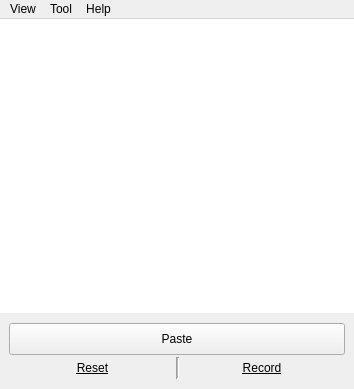
The window that src/ui/home.ui (LambolAlee/PasTk-Cpp) describes before a commit, drawn with Qt 5.
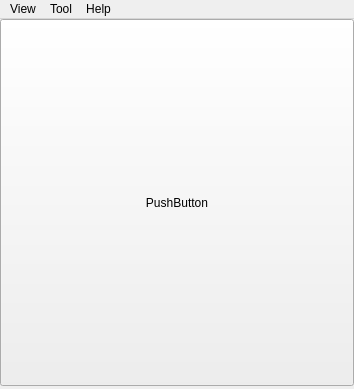
The same window after the commit. The open tabs and pages were chosen to show the change. Icons and pictures are not drawn. Custom widgets are drawn as their Qt base class.

The edit to the form file:
```diff
--- a/src/ui/home.ui
+++ b/src/ui/home.ui
@@ -16,7 +16,7 @@
   <widget class="QWidget" name="centralwidget">
    <layout class="QVBoxLayout" name="layout">
     <property name="spacing">
-     <number>5</number>
+     <number>3</number>
     </property>
     <property name="leftMargin">
      <number>0</number>
@@ -28,88 +28,71 @@
      <number>0</number>
     </property>
     <property name="bottomMargin">
-     <number>5</number>
+     <number>3</number>
     </property>
     <item>
-     <widget class="DetailListView" name="detailView">
-      <property name="frameShape">
-       <enum>QFrame::NoFrame</enum>
+     <widget class="QStackedWidget" name="stackedWidget">
+      <property name="currentIndex">
+       <number>1</number>
       </property>
-     </widget>
-    </item>
-    <item>
-     <widget class="QFrame" name="frame">
-      <layout class="QVBoxLayout" name="verticalLayout_2">
-       <property name="spacing">
-        <number>2</number>
-       </property>
-       <property name="topMargin">
-        <number>5</number>
-       </property>
-       <property name="bottomMargin">
-        <number>5</number>
-       </property>
-       <item>
-        <widget class="QPushButton" name="pasteButton">
-         <property name="minimumSize">
-          <size>
-           <width>0</width>
-           <height>32</height>
-          </size>
-         </property>
-         <property name="text">
-          <string>Paste</string>
-         </property>
-        </widget>
-       </item>
-       <item>
-        <layout class="QHBoxLayout" name="horizontalLayout">
-         <property name="spacing">
-          <number>0</number>
-         </property>
-         <item>
-          <widget class="QPushButton" name="resetButton">
-           <property name="font">
-            <font>
-             <underline>true</underline>
-            </font>
-           </property>
-           <property name="text">
-            <string>Reset</string>
-           </property>
-           <property name="flat">
-            <bool>true</bool>
-           </property>
-          </widget>
-         </item>
-         <item>
-          <widget class="Line" name="line">
-           <property name="midLineWidth">
-            <number>1</number>
-           </property>
-           <property name="orientation">
-            <enum>Qt::Vertical</enum>
-           </property>
-          </widget>
-         </item>
-         <item>
-          <widget class="QPushButton" name="recordButton">
-           <property name="font">
-            <font>
-             <underline>true</underline>
-            </font>
-           </property>
-           <property name="text">
-            <string>Record</string>
-           </property>
-           <property name="flat">
-            <bool>true</bool>
-           </property>
-          </widget>
-         </item>
-        </layout>
-       </item>
-      </layout>
+      <widget class="QWidget" name="page">
+       <layout class="QGridLayout" name="gridLayout">
+        <property name="leftMargin">
+         <number>0</number>
+        </property>
+        <property name="topMargin">
+         <number>0</number>
+        </property>
+        <property name="rightMargin">
+         <number>0</number>
+        </property>
+        <property name="bottomMargin">
+         <number>0</number>
+        </property>
+        <property name="spacing">
+         <number>0</number>
+        </property>
+        <item row="0" column="0">
+         <widget class="QPushButton" name="pushButton">
+          <property name="sizePolicy">
+           <sizepolicy hsizetype="Preferred" vsizetype="Preferred">
+            <horstretch>0</horstretch>
+            <verstretch>0</verstretch>
+           </sizepolicy>
+          </property>
+          <property name="text">
+           <string>PushButton</string>
+          </property>
+         </widget>
+        </item>
+       </layout>
+      </widget>
+      <widget class="QWidget" name="page_2">
+       <layout class="QGridLayout" name="gridLayout_2">
+        <property name="leftMargin">
+         <number>0</number>
+        </property>
+        <property name="topMargin">
+         <number>0</number>
+        </property>
+        <property name="rightMargin">
+         <number>0</number>
+        </property>
+        <property name="bottomMargin">
+         <number>0</number>
+        </property>
+        <property name="spacing">
+         <number>0</number>
+        </property>
+        <item row="0" column="0">
+         <widget class="DetailListView" name="detailView">
+          <property name="frameShape">
+           <enum>QFrame::NoFrame</enum>
+          </property>
+         </widget>
+        </item>
+       </layout>
+      </widget>
      </widget>
     </item>
    </layout>
```
Left out of the diff: 2 changed lines with no effect on the pictures.
